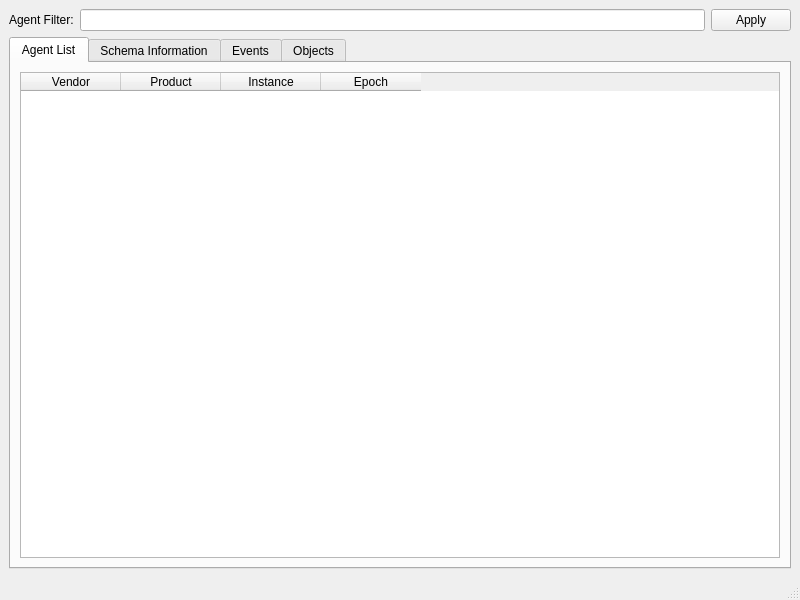
This is src/explorer_main.ui in ted-ross/qmf-explorer as Qt 5 draws it before an edit. The edited form follows.
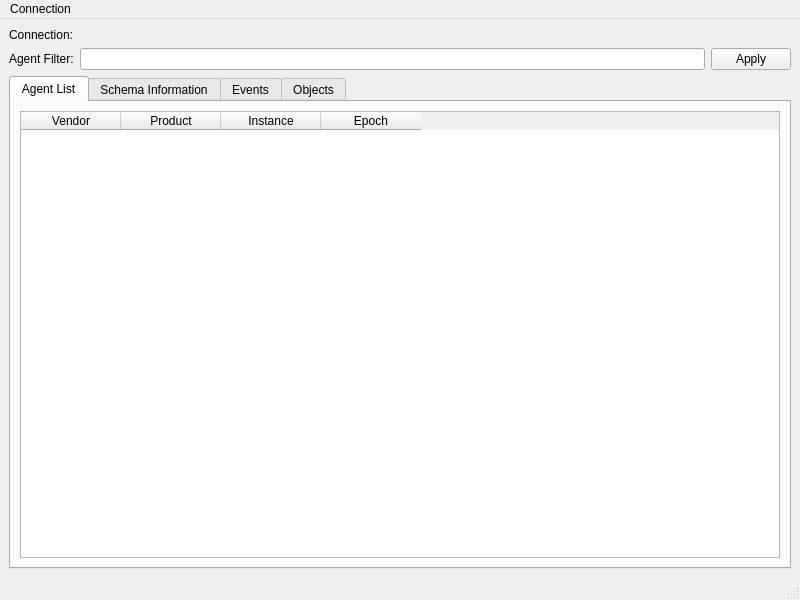
This is the edited form.

```diff
--- a/src/explorer_main.ui
+++ b/src/explorer_main.ui
@@ -16,6 +16,36 @@
   <widget class="QWidget" name="centralwidget">
    <layout class="QGridLayout" name="gridLayout">
     <item row="0" column="0">
+     <layout class="QGridLayout" name="gridLayout_6">
+      <item row="0" column="0">
+       <widget class="QLabel" name="label_2">
+        <property name="sizePolicy">
+         <sizepolicy hsizetype="Preferred" vsizetype="Preferred">
+          <horstretch>0</horstretch>
+          <verstretch>0</verstretch>
+         </sizepolicy>
+        </property>
+        <property name="text">
+         <string>Connection:</string>
+        </property>
+       </widget>
+      </item>
+      <item row="0" column="1">
+       <widget class="QLabel" name="label_connection_status">
+        <property name="sizePolicy">
+         <sizepolicy hsizetype="MinimumExpanding" vsizetype="Preferred">
+          <horstretch>0</horstretch>
+          <verstretch>0</verstretch>
+         </sizepolicy>
+        </property>
+        <property name="text">
+         <string/>
+        </property>
+       </widget>
+      </item>
+     </layout>
+    </item>
+    <item row="1" column="0">
      <layout class="QHBoxLayout" name="horizontalLayout">
       <item>
        <widget class="QLabel" name="label">
@@ -36,7 +66,7 @@
       </item>
      </layout>
     </item>
-    <item row="1" column="0">
+    <item row="2" column="0">
      <widget class="QTabWidget" name="tabWidget">
       <property name="currentIndex">
        <number>0</number>
@@ -136,6 +166,17 @@
      <height>23</height>
     </rect>
    </property>
+   <widget class="QMenu" name="menuConnection">
+    <property name="title">
+     <string>Connection</string>
+    </property>
+    <addaction name="actionOpen_Localhost"/>
+    <addaction name="actionOpen"/>
+    <addaction name="actionClose"/>
+    <addaction name="separator"/>
+    <addaction name="actionExit"/>
+   </widget>
+   <addaction name="menuConnection"/>
   </widget>
   <widget class="QStatusBar" name="statusbar"/>
  </widget>
```
Left out of the diff: 39 changed lines with no effect on the pictures.
